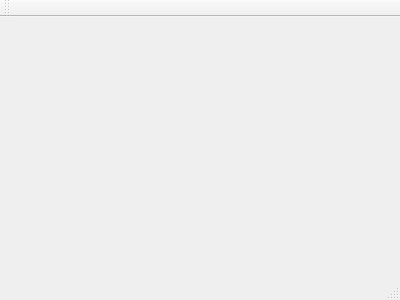
Before: the Qt Designer form MainWindow.ui in Ranlvor/LANPartyManager, drawn with Qt 5.
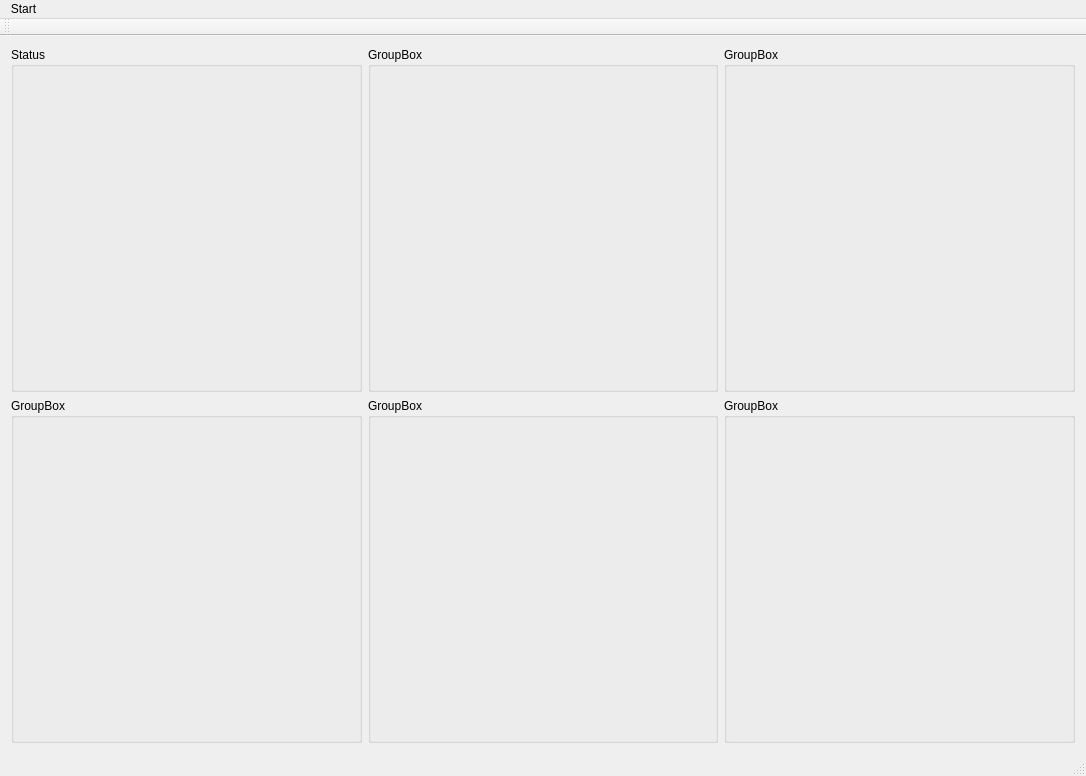
After: the same form once the commit is applied. Custom widgets are drawn as their Qt base class.

The edit to the form file:
```diff
--- a/MainWindow.ui
+++ b/MainWindow.ui
@@ -1,24 +1,109 @@
 <ui version="4.0">
  <class>MainWindow</class>
- <widget class="QMainWindow" name="MainWindow" >
-  <property name="geometry" >
+ <widget class="QMainWindow" name="MainWindow">
+  <property name="geometry">
    <rect>
     <x>0</x>
     <y>0</y>
-    <width>400</width>
-    <height>300</height>
+    <width>1086</width>
+    <height>776</height>
    </rect>
   </property>
   <property name="windowTitle" >
    <string>MainWindow</string>
   </property>
-  <widget class="QMenuBar" name="menuBar" />
-  <widget class="QToolBar" name="mainToolBar" />
-  <widget class="QWidget" name="centralWidget" />
-  <widget class="QStatusBar" name="statusBar" />
+  <widget class="QWidget" name="centralWidget">
+   <layout class="QGridLayout" name="gridLayout">
+    <item row="0" column="1">
+     <widget class="QGroupBox" name="groupBox">
+      <property name="title">
+       <string>GroupBox</string>
+      </property>
+     </widget>
+    </item>
+    <item row="0" column="2">
+     <widget class="QGroupBox" name="groupBox_2">
+      <property name="title">
+       <string>GroupBox</string>
+      </property>
+     </widget>
+    </item>
+    <item row="1" column="0">
+     <widget class="QGroupBox" name="groupBox_3">
+      <property name="title">
+       <string>GroupBox</string>
+      </property>
+     </widget>
+    </item>
+    <item row="1" column="1">
+     <widget class="QGroupBox" name="groupBox_4">
+      <property name="title">
+       <string>GroupBox</string>
+      </property>
+     </widget>
+    </item>
+    <item row="1" column="2">
+     <widget class="QGroupBox" name="groupBox_5">
+      <property name="title">
+       <string>GroupBox</string>
+      </property>
+     </widget>
+    </item>
+    <item row="0" column="0">
+     <widget class="QGroupBox" name="groupBox_6">
+      <property name="title">
+       <string>Status</string>
+      </property>
+      <layout class="QVBoxLayout" name="verticalLayout">
+       <item>
+        <widget class="StatusWidget" name="widget" native="true"/>
+       </item>
+      </layout>
+     </widget>
+    </item>
+   </layout>
+  </widget>
+  <widget class="QMenuBar" name="menuBar">
+   <property name="geometry">
+    <rect>
+     <x>0</x>
+     <y>0</y>
+     <width>1086</width>
+     <height>20</height>
+    </rect>
+   </property>
+   <widget class="QMenu" name="menuMain">
+    <property name="title">
+     <string>Start</string>
+    </property>
+    <addaction name="actionQuit"/>
+   </widget>
+   <addaction name="menuMain"/>
+  </widget>
+  <widget class="QToolBar" name="mainToolBar">
+   <attribute name="toolBarArea">
+    <enum>TopToolBarArea</enum>
+   </attribute>
+   <attribute name="toolBarBreak">
+    <bool>false</bool>
+   </attribute>
+  </widget>
+  <widget class="QStatusBar" name="statusBar"/>
+  <action name="actionQuit">
+   <property name="text">
+    <string>Beenden</string>
+   </property>
+  </action>
  </widget>
- <layoutDefault spacing="6" margin="11" />
- <pixmapfunction></pixmapfunction>
+ <layoutdefault spacing="6" margin="11"/>
+ <customwidgets>
+  <customwidget>
+   <class>StatusWidget</class>
+   <extends>QWidget</extends>
+   <header>StatusWidget.h</header>
+   <container>1</container>
+  </customwidget>
+ </customwidgets>
  <resources/>
  <connections/>
 </ui>
```
Left out of the diff: 3 changed lines with no effect on the pictures.
